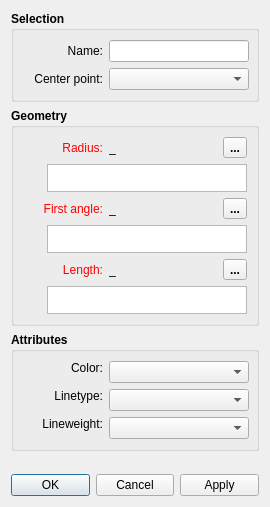
FashionFreedom/Seamly2D, file src/libs/vtools/dialogs/tools/dialogarcwithlength.ui: the form before one commit.
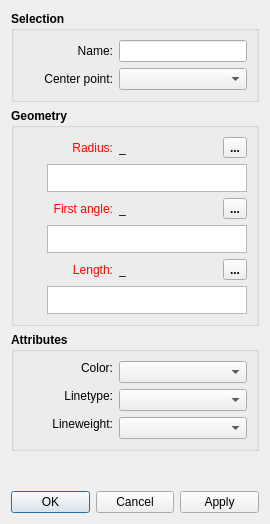
The form after the commit. Icons and pictures are not drawn. Custom widgets are drawn as their Qt base class.

The edit to the form file:
```diff
--- a/src/libs/vtools/dialogs/tools/dialogarcwithlength.ui
+++ b/src/libs/vtools/dialogs/tools/dialogarcwithlength.ui
@@ -7,7 +7,7 @@
     <x>0</x>
     <y>0</y>
     <width>270</width>
-    <height>507</height>
+    <height>524</height>
    </rect>
   </property>
   <property name="minimumSize">
@@ -35,7 +35,6 @@
      <property name="font">
       <font>
        <pointsize>9</pointsize>
-       <weight>75</weight>
        <bold>true</bold>
       </font>
      </property>
@@ -44,18 +43,21 @@
      </property>
      <layout class="QVBoxLayout" name="verticalLayout_2">
       <item>
-       <layout class="QHBoxLayout" name="horizontalLayout_2">
-        <item>
+       <layout class="QFormLayout" name="formLayout">
+        <property name="labelAlignment">
+         <set>Qt::AlignRight|Qt::AlignTrailing|Qt::AlignVCenter</set>
+        </property>
+        <item row="0" column="0">
          <widget class="QLabel" name="name_Label">
           <property name="minimumSize">
            <size>
-            <width>80</width>
+            <width>90</width>
             <height>0</height>
            </size>
           </property>
           <property name="font">
            <font>
-            <weight>50</weight>
+            <pointsize>9</pointsize>
             <bold>false</bold>
            </font>
           </property>
@@ -67,27 +69,23 @@
           </property>
          </widget>
         </item>
-        <item>
+        <item row="0" column="1">
          <widget class="QLineEdit" name="name_LineEdit">
           <property name="minimumSize">
            <size>
-            <width>140</width>
+            <width>80</width>
             <height>0</height>
            </size>
           </property>
           <property name="font">
            <font>
-            <weight>50</weight>
+            <pointsize>9</pointsize>
             <bold>false</bold>
            </font>
           </property>
          </widget>
         </item>
-       </layout>
-      </item>
-      <item>
-       <layout class="QHBoxLayout" name="horizontalLayout">
-        <item>
+        <item row="1" column="0">
          <widget class="QLabel" name="centerPoint_Label">
           <property name="sizePolicy">
            <sizepolicy hsizetype="Fixed" vsizetype="Preferred">
@@ -97,13 +95,13 @@
           </property>
           <property name="minimumSize">
            <size>
-            <width>80</width>
+            <width>90</width>
             <height>0</height>
            </size>
           </property>
           <property name="font">
            <font>
-            <weight>50</weight>
+            <pointsize>9</pointsize>
             <bold>false</bold>
            </font>
           </property>
@@ -115,7 +113,7 @@
           </property>
          </widget>
         </item>
-        <item>
+        <item row="1" column="1">
          <widget class="QComboBox" name="centerPoint_ComboBox">
           <property name="sizePolicy">
            <sizepolicy hsizetype="Expanding" vsizetype="Fixed">
@@ -125,13 +123,13 @@
           </property>
           <property name="minimumSize">
            <size>
-            <width>140</width>
+            <width>80</width>
             <height>0</height>
            </size>
           </property>
           <property name="font">
            <font>
-            <weight>50</weight>
+            <pointsize>9</pointsize>
             <bold>false</bold>
            </font>
           </property>
@@ -153,7 +151,6 @@
      <property name="font">
       <font>
        <pointsize>9</pointsize>
-       <weight>75</weight>
        <bold>true</bold>
       </font>
      </property>
@@ -173,7 +170,7 @@
           </property>
           <property name="minimumSize">
            <size>
-            <width>80</width>
+            <width>90</width>
             <height>0</height>
            </size>
           </property>
@@ -216,7 +213,7 @@
           </property>
           <property name="font">
            <font>
-            <weight>50</weight>
+            <pointsize>9</pointsize>
             <bold>false</bold>
            </font>
           </property>
@@ -238,13 +235,13 @@
           </property>
           <property name="minimumSize">
            <size>
-            <width>87</width>
+            <width>40</width>
             <height>0</height>
            </size>
           </property>
           <property name="font">
            <font>
-            <weight>50</weight>
+            <pointsize>9</pointsize>
             <bold>false</bold>
            </font>
           </property>
@@ -370,7 +367,7 @@
           </property>
           <property name="minimumSize">
            <size>
-            <width>80</width>
+            <width>90</width>
             <height>0</height>
            </size>
           </property>
@@ -413,7 +410,7 @@
           </property>
           <property name="font">
            <font>
-            <weight>50</weight>
+            <pointsize>9</pointsize>
             <bold>false</bold>
            </font>
           </property>
@@ -435,13 +432,13 @@
           </property>
           <property name="minimumSize">
            <size>
-            <width>87</width>
+            <width>40</width>
             <height>0</height>
            </size>
           </property>
           <property name="font">
            <font>
-            <weight>50</weight>
+            <pointsize>9</pointsize>
             <bold>false</bold>
            </font>
           </property>
@@ -568,7 +565,7 @@
           </property>
           <property name="minimumSize">
            <size>
-            <width>80</width>
+            <width>90</width>
             <height>0</height>
            </size>
           </property>
@@ -611,7 +608,7 @@
           </property>
           <property name="font">
            <font>
-            <weight>50</weight>
+            <pointsize>9</pointsize>
             <bold>false</bold>
            </font>
           </property>
@@ -633,13 +630,13 @@
           </property>
           <property name="minimumSize">
            <size>
-            <width>87</width>
+            <width>40</width>
             <height>0</height>
            </size>
           </property>
           <property name="font">
            <font>
-            <weight>50</weight>
+            <pointsize>9</pointsize>
             <bold>false</bold>
            </font>
           </property>
@@ -767,7 +764,6 @@
      <property name="font">
       <font>
        <pointsize>9</pointsize>
-       <weight>75</weight>
        <bold>true</bold>
       </font>
      </property>
@@ -777,6 +773,9 @@
      <layout class="QVBoxLayout" name="verticalLayout_4">
       <item>
        <layout class="QFormLayout" name="formLayout_2">
+        <property name="labelAlignment">
+         <set>Qt::AlignRight|Qt::AlignTrailing|Qt::AlignVCenter</set>
+        </property>
         <item row="1" column="0">
          <widget class="QLabel" name="lineType_Label">
           <property name="sizePolicy">
@@ -787,7 +786,7 @@
           </property>
           <property name="minimumSize">
            <size>
-            <width>80</width>
+            <width>90</width>
             <height>0</height>
            </size>
           </property>
@@ -800,7 +799,6 @@
           <property name="font">
            <font>
             <pointsize>9</pointsize>
-            <weight>50</weight>
             <bold>false</bold>
            </font>
           </property>
@@ -822,7 +820,7 @@
           </property>
           <property name="minimumSize">
            <size>
-            <width>140</width>
+            <width>80</width>
             <height>0</height>
            </size>
           </property>
@@ -835,7 +833,6 @@
           <property name="font">
            <font>
             <pointsize>9</pointsize>
-            <weight>50</weight>
             <bold>false</bold>
            </font>
           </property>
@@ -851,7 +848,7 @@
           </property>
           <property name="minimumSize">
            <size>
-            <width>80</width>
+            <width>90</width>
             <height>0</height>
            </size>
           </property>
@@ -864,7 +861,6 @@
           <property name="font">
            <font>
             <pointsize>9</pointsize>
-            <weight>50</weight>
             <bold>false</bold>
            </font>
           </property>
@@ -886,14 +882,13 @@
           </property>
           <property name="minimumSize">
            <size>
-            <width>140</width>
+            <width>80</width>
             <height>0</height>
            </size>
           </property>
           <property name="font">
            <font>
             <pointsize>9</pointsize>
-            <weight>50</weight>
             <bold>false</bold>
            </font>
           </property>
@@ -909,7 +904,7 @@
           </property>
           <property name="minimumSize">
            <size>
-            <width>80</width>
+            <width>90</width>
             <height>0</height>
            </size>
           </property>
@@ -922,7 +917,6 @@
           <property name="font">
            <font>
             <pointsize>9</pointsize>
-            <weight>50</weight>
             <bold>false</bold>
            </font>
           </property>
@@ -944,14 +938,13 @@
           </property>
           <property name="minimumSize">
            <size>
-            <width>140</width>
+            <width>80</width>
             <height>0</height>
            </size>
           </property>
           <property name="font">
            <font>
             <pointsize>9</pointsize>
-            <weight>50</weight>
             <bold>false</bold>
            </font>
           </property>
```
Left out of the diff: 8 changed lines with no effect on the pictures.
